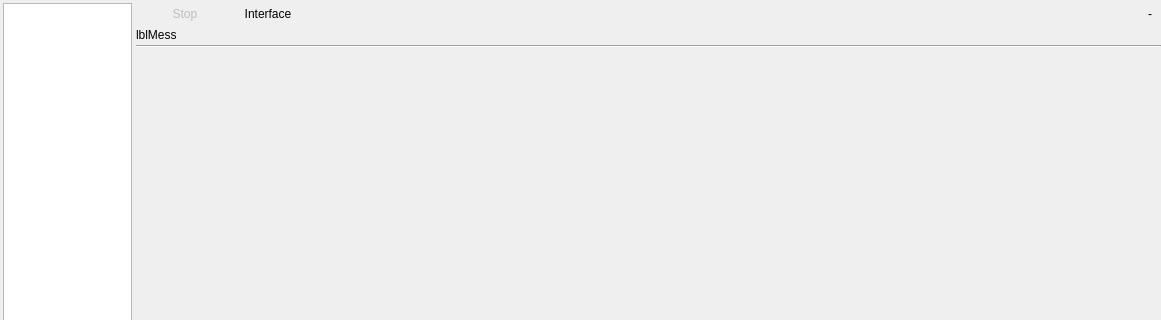
This is zbyrator-src/startexchange.ui in KTS-Intek/quick-collect as Qt 5 draws it before an edit; both pictures show x 0 to 1161 and y 0 to 320 of the 1161 by 781 pixel window. The edited form follows.
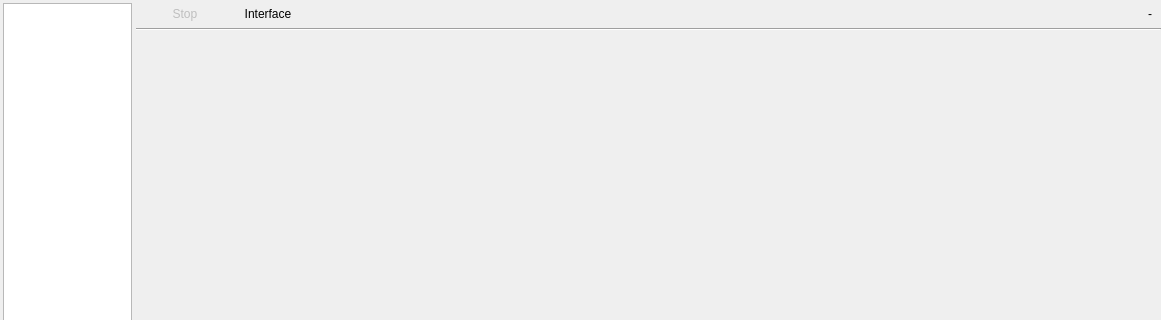
This is the edited form. Icons and pictures are not drawn.

What changed in the file:
```diff
--- a/zbyrator-src/startexchange.ui
+++ b/zbyrator-src/startexchange.ui
@@ -129,8 +129,8 @@
            <rect>
             <x>0</x>
             <y>0</y>
-            <width>818</width>
-            <height>49</height>
+            <width>1045</width>
+            <height>32</height>
            </rect>
           </property>
           <property name="sizePolicy">
@@ -219,19 +219,6 @@
              </item>
             </layout>
            </item>
-           <item>
-            <widget class="QLabel" name="lblPageMess">
-             <property name="text">
-              <string>lblMess</string>
-             </property>
-             <property name="wordWrap">
-              <bool>false</bool>
-             </property>
-             <property name="textInteractionFlags">
-              <set>Qt::LinksAccessibleByMouse|Qt::TextSelectableByKeyboard|Qt::TextSelectableByMouse</set>
-             </property>
-            </widget>
-           </item>
            <item>
             <widget class="Line" name="line">
              <property name="orientation">
```
Left out of the diff: 2 changed lines with no effect on the pictures.
